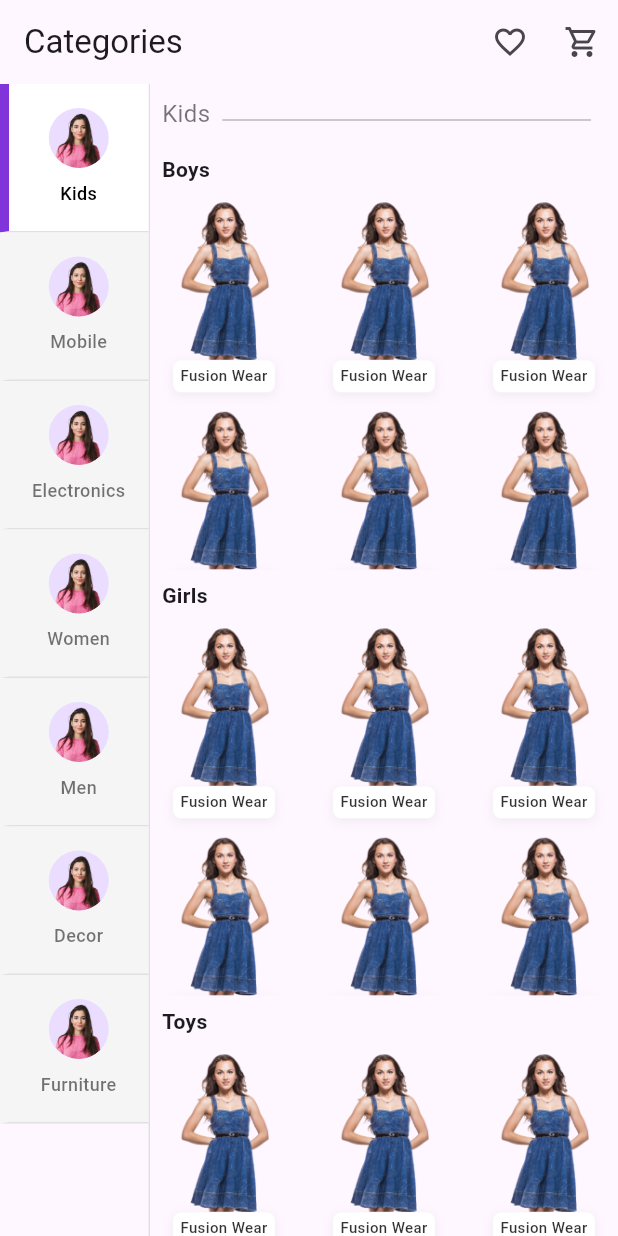
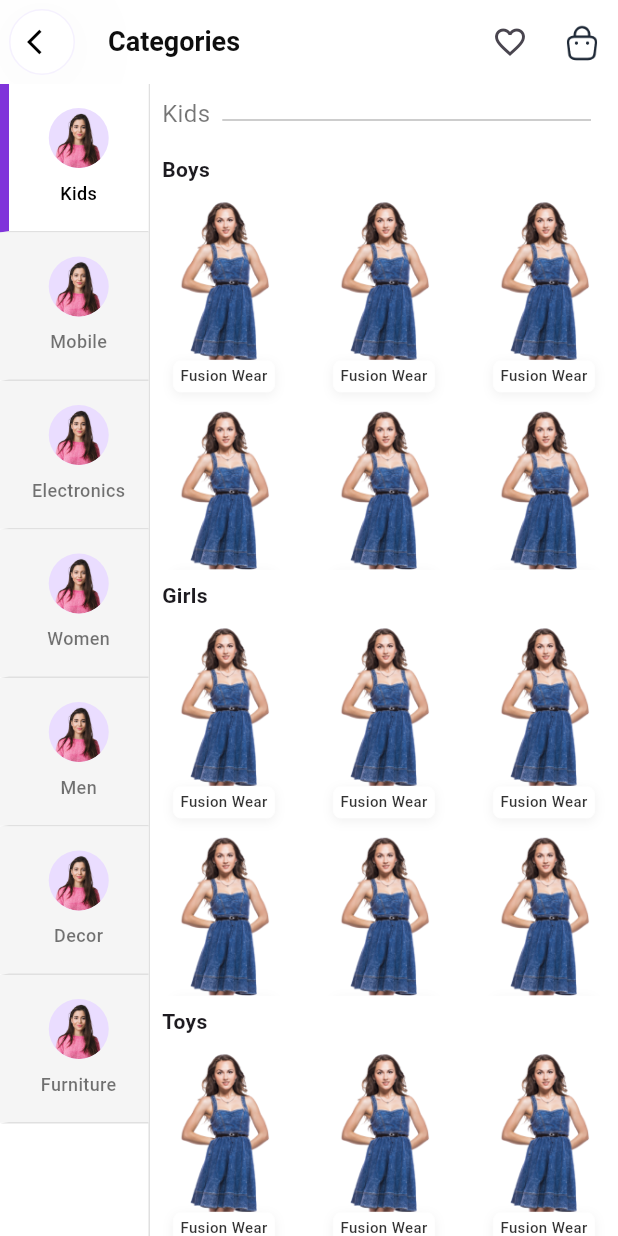
Before and after one commit to jnvshubham7/Category-Selector, a Flutter app: the screen it shows after launch, on a phone screen of 412 x 824 dp. Run offline on Flutter 3.47's test engine with Material 3 defaults, Android fonts, the phone set to English and light mode, and no system bars; Roboto replaces fonts that are missing (Manrope).

Commit message:
Refactor category selector UI design and add scaffold background color

```diff
--- a/lib/main.dart
+++ b/lib/main.dart
@@ -10,6 +10,7 @@ class MyApp extends StatelessWidget {
     return MaterialApp(
       home: CategorySelector(),
       theme: ThemeData(
+        scaffoldBackgroundColor: Colors.white,
         primarySwatch: Colors.purple,
       ),
     );
@@ -64,14 +65,59 @@ class _CategorySelectorState extends State<CategorySelector> {
   Widget build(BuildContext context) {
     return Scaffold(
       appBar: AppBar(
-        title: Text("Categories"),
+        backgroundColor: Colors.white,
+        leading: Padding(
+          padding:
+              const EdgeInsets.all(6.0), // Add padding around the IconButton
+          child: Container(
+            width: 24, // Keep the circular border width
+            height: 24, // Keep the circular border height
+            decoration: BoxDecoration(
+              shape: BoxShape.circle,
+              color: Colors.white, // Background color
+              border: Border.all(
+                color: Color(0xFFF5F1FE), // Border color
+                width: 1, // Border width
+              ),
+              boxShadow: [
+                BoxShadow(
+                  color: Colors.black.withOpacity(0.04),
+                  blurRadius: 53.2,
+                  offset: Offset(0, 4), // Shadow position
+                ),
+              ],
+            ),
+            child: IconButton(
+              icon: Icon(
+                Icons.arrow_back_ios,
+                size: 20, // Size of the icon
+                color: Colors.black, // Icon color
+              ),
+              onPressed: () {
+                // Define your onPressed function here
+              },
+              splashRadius: 10,
+              tooltip: 'Go back',
+            ),
+          ),
+        ),
+        title: Text(
+          'Categories',
+          style: TextStyle(
+            fontFamily: 'Manrope',
+            fontSize: 18,
+            fontWeight: FontWeight.w600,
+            color: Color(0xFF0E0E0E),
+            height: 1.2,
+          ),
+        ),
         actions: [
           IconButton(
-            icon: Icon(Icons.favorite_border),
+            icon: Icon(Icons.favorite_outline_sharp),
             onPressed: () {},
           ),
           IconButton(
-            icon: Icon(Icons.shopping_cart_outlined),
+            icon: Image.asset('assets/cart.png', width: 26, height: 26),
             onPressed: () {},
           ),
         ],
--- a/pubspec.yaml
+++ b/pubspec.yaml
@@ -62,6 +62,9 @@ flutter:
   assets:
     - assets/image.png
     - assets/icon.png
+    - assets/love.png
+    - assets/cart.png
+
   #   - images/a_dot_ham.jpeg
 
   # An image asset can refer to one or more resolution-specific "variants", see
@@ -83,6 +86,7 @@ flutter:
   #     - asset: fonts/Manrope-Medium.ttf
   #     - asset: fonts/Manrope-Bold.ttf
 
+
   # fonts:
   #   - family: Schyler
   #     fonts:
```
Also changed, not shown: assets/cart.png (added), assets/love.png (added).
